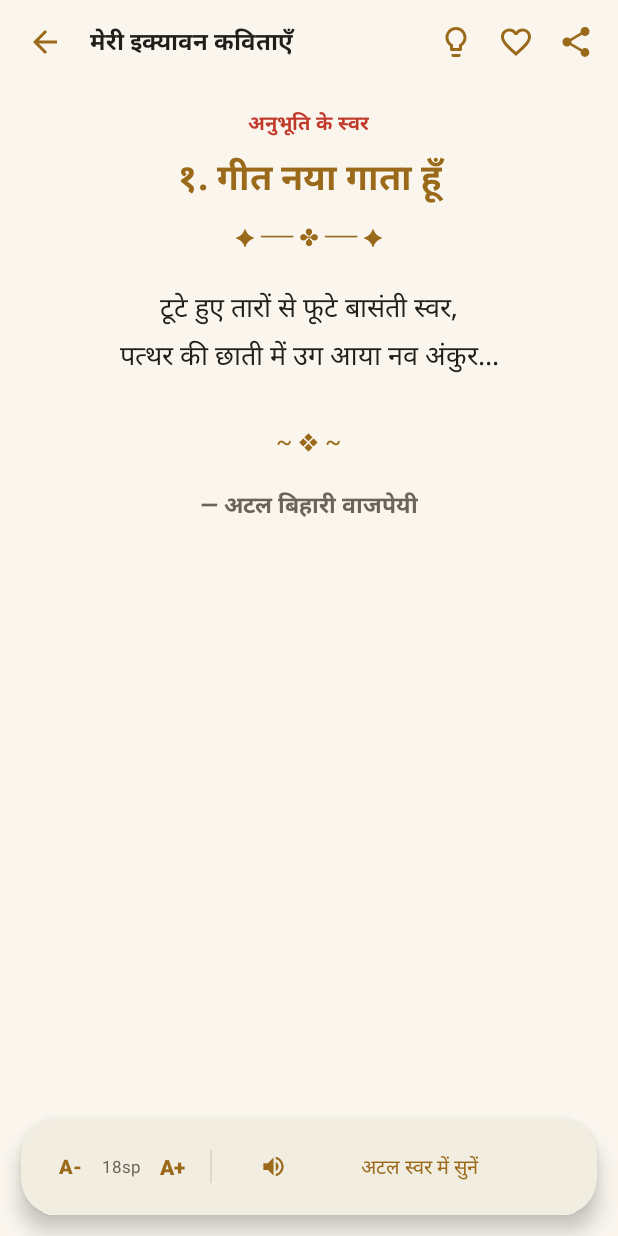
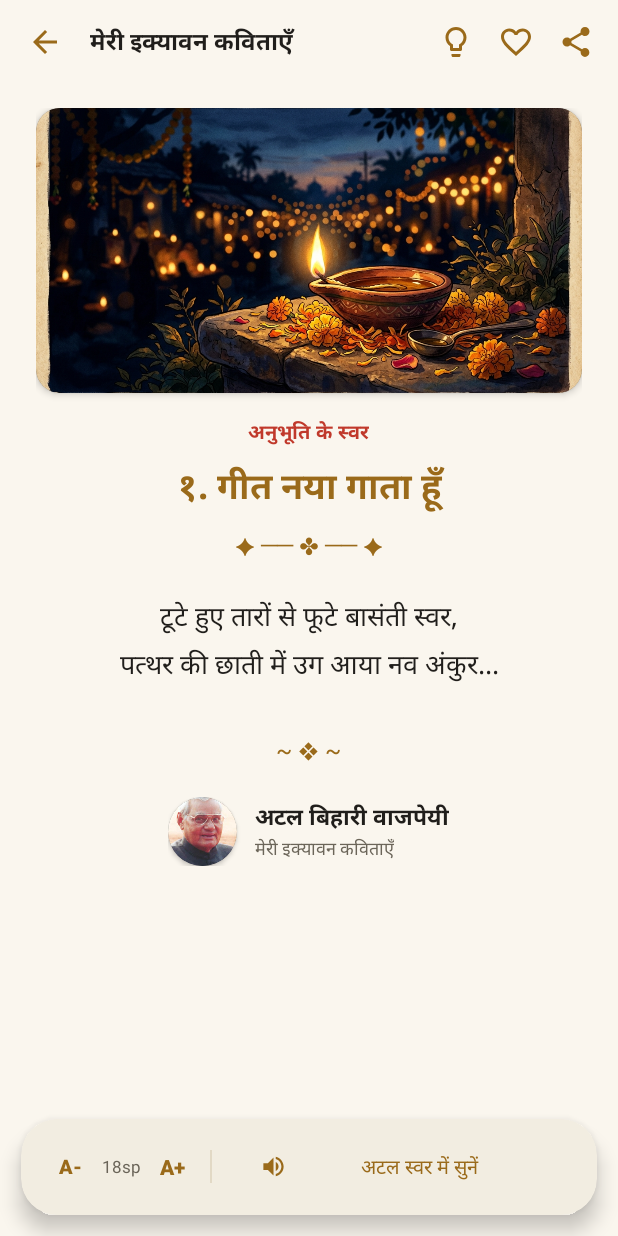
Before and after one commit to ashirvadraj/WisdomPulse, an Android app: the PoemDetailActivity screen opened directly, with no data from a screen before it, on a phone screen of 412 x 824 dp. Run offline under Robolectric (Android 15) with nearby library versions, the light colour scheme and no system bars; 1 statement that could not run was skipped.

Commit message:
feat: Add authentic Atal Bihari Vajpayee portrait and fine-art poetic illustrations for all poems

```diff
--- a/app/src/main/java/com/wisdompulse/app/model/Quote.kt
+++ b/app/src/main/java/com/wisdompulse/app/model/Quote.kt
@@ -14,5 +14,6 @@ data class Quote(
     @SerializedName("language") val language: String = "hi",
     @SerializedName("isPoem") val isPoem: Boolean = true,
     @SerializedName("avatarKey") val avatarKey: String = "avatar_vajpayee",
+    @SerializedName("illustrationKey") val illustrationKey: String? = null,
     @SerializedName("englishTranslation") val englishTranslation: String? = null
 ) : Serializable
--- a/app/src/main/res/layout/activity_poem_detail.xml
+++ b/app/src/main/res/layout/activity_poem_detail.xml
@@ -143,6 +143,24 @@
             android:paddingTop="16dp"
             android:paddingBottom="90dp">
 
+            <!-- Poem Illustration Banner -->
+            <androidx.cardview.widget.CardView
+                android:id="@+id/cvDetailBanner"
+                android:layout_width="match_parent"
+                android:layout_height="190dp"
+                app:cardCornerRadius="16dp"
+                app:cardElevation="3dp"
+                android:layout_marginBottom="16dp">
+
+                <ImageView
+                    android:id="@+id/ivDetailBanner"
+                    android:layout_width="match_parent"
+                    android:layout_height="match_parent"
+                    android:scaleType="centerCrop"
+                    android:src="@drawable/art_diya_lamp"
+                    android:contentDescription="Poem Illustration" />
+            </androidx.cardview.widget.CardView>
+
             <!-- Section Pill Badge -->
             <TextView
                 android:id="@+id/tvDetailSection"
@@ -217,16 +235,52 @@
                 android:textSize="16sp"
                 android:layout_marginBottom="20dp" />
 
-            <!-- Author Signoff -->
-            <TextView
-                android:id="@+id/tvDetailAuthorSignoff"
+            <!-- Author Signoff with Authentic Photo -->
+            <LinearLayout
                 android:layout_width="wrap_content"
                 android:layout_height="wrap_content"
-                android:text="— अटल बिहारी वाजपेयी"
-                android:textColor="@color/parchment_text_sec"
-                android:textSize="15sp"
-                android:textStyle="bold"
-                android:layout_marginBottom="40dp" />
+                android:orientation="horizontal"
+                android:gravity="center_vertical"
+                android:layout_marginBottom="40dp">
+
+                <androidx.cardview.widget.CardView
+                    android:layout_width="46dp"
+                    android:layout_height="46dp"
+                    app:cardCornerRadius="23dp"
+                    app:cardElevation="2dp"
+                    android:layout_marginEnd="12dp">
+
+                    <ImageView
+                        android:id="@+id/ivDetailAtalPortrait"
+                        android:layout_width="match_parent"
+                        android:layout_height="match_parent"
+                        android:scaleType="centerCrop"
+                        android:src="@drawable/img_atal_vajpayee"
+                        android:contentDescription="अटल बिहारी वाजपेयी" />
+                </androidx.cardview.widget.CardView>
+
+                <LinearLayout
+                    android:layout_width="wrap_content"
+                    android:layout_height="wrap_content"
+                    android:orientation="vertical">
+
+                    <TextView
+                        android:id="@+id/tvDetailAuthorSignoff"
+                        android:layout_width="wrap_content"
+                        android:layout_height="wrap_content"
+                        android:text="अटल बिहारी वाजपेयी"
+                        android:textColor="@color/parchment_text"
+                        android:textSize="15sp"
+                        android:textStyle="bold" />
+
+                    <TextView
+                        android:layout_width="wrap_content"
+                        android:layout_height="wrap_content"
+                        android:text="मेरी इक्यावन कविताएँ"
+                        android:textColor="@color/parchment_text_sec"
+                        android:textSize="12sp" />
+                </LinearLayout>
+            </LinearLayout>
 
         </LinearLayout>
 
--- a/app/src/main/res/layout/view_poem_share_card.xml
+++ b/app/src/main/res/layout/view_poem_share_card.xml
@@ -69,7 +69,7 @@
             android:id="@+id/ivCardAvatar"
             android:layout_width="38dp"
             android:layout_height="38dp"
-            android:src="@drawable/avatar_vajpayee"
+            android:src="@drawable/img_atal_vajpayee"
             android:contentDescription="अटल बिहारी वाजपेयी" />
 
         <LinearLayout
```
Also changed, not shown: app/src/main/java/com/wisdompulse/app/ui/PoemDetailActivity.kt (+10 -1 lines), app/src/main/java/com/wisdompulse/app/ui/QuoteAdapter.kt (+9 -0 lines), app/src/main/res/layout/activity_main.xml (+11 -3 lines), app/src/main/res/layout/item_quote_card.xml (+55 -9 lines), app/src/main/assets/quotes.json, app/src/main/res/drawable/art_dew_grass.jpg (added), app/src/main/res/drawable/art_diya_lamp.jpg (added), app/src/main/res/drawable/art_manali_valley.jpg (added), app/src/main/res/drawable/art_marching_forward.jpg (added), app/src/main/res/drawable/art_national_flag.jpg (added), app/src/main/res/drawable/art_peace_dove.jpg (added), app/src/main/res/drawable/art_rising_sun.jpg (added), app/src/main/res/drawable/img_atal_vajpayee.jpg (added), 1 other file.
